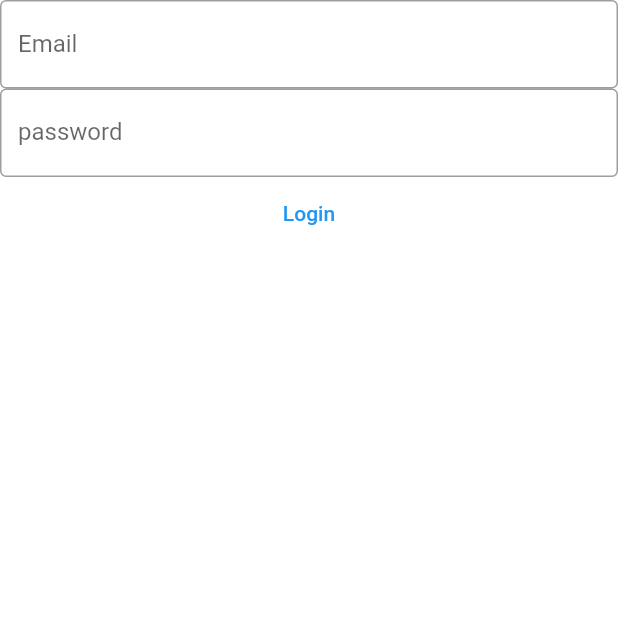
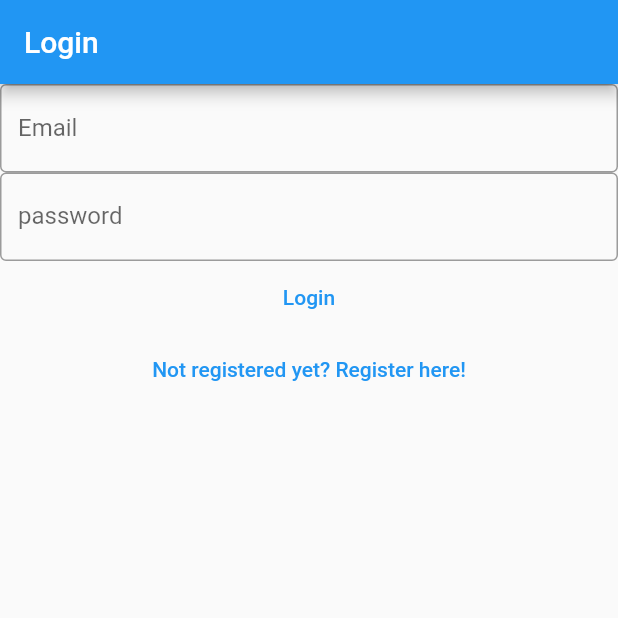
Before and after one commit to bikash-chandra-behera/fdmp-app, a Flutter app: the screen it shows after launch, after a tap on "Login", on a phone screen of 412 x 824 dp, the top half of it. Run offline on Flutter 3.47's test engine with Material 2 defaults, Android fonts, the phone set to English and light mode, and no system bars; our stand-ins replace firebase_auth, firebase_core; accounts and stored records are empty; network calls fail.

Commit message:
upadate login and register view

```diff
--- a/lib/view/login_view.dart
+++ b/lib/view/login_view.dart
@@ -1,8 +1,6 @@
 import 'package:firebase_auth/firebase_auth.dart';
-import 'package:firebase_core/firebase_core.dart';
+import 'dart:developer' as devtools show log;
 import 'package:flutter/material.dart';
-
-import '../firebase_options.dart';
 
 class LoginView extends StatefulWidget {
   const LoginView({Key? key}) : super(key: key);
@@ -31,17 +29,21 @@ class _LoginViewState extends State<LoginView> {
 
   @override
   Widget build(BuildContext context) {
-    return Column(children: [
+    return Scaffold(
+      appBar: AppBar(
+        title: const Text("Login"),
+      ),
+      body: Column(children: [
         TextField(
           keyboardType: TextInputType.emailAddress,
           controller: _email,
-        decoration:
-            InputDecoration(border: OutlineInputBorder(), labelText: 'Email'),
+          decoration: const InputDecoration(
+              border: OutlineInputBorder(), labelText: 'Email'),
         ),
         TextField(
           obscureText: true,
           controller: _password,
-        decoration: InputDecoration(
+          decoration: const InputDecoration(
               border: OutlineInputBorder(), labelText: 'password'),
         ),
         TextButton(
@@ -51,23 +53,32 @@ class _LoginViewState extends State<LoginView> {
             try {
               final userCredential = await FirebaseAuth.instance
                   .signInWithEmailAndPassword(email: email, password: pass);
+              devtools.log(userCredential.toString());
             } on FirebaseAuthException catch (e) {
               if (e.code == "invalid-email") {
-              print("Invalid Email");
+                devtools.log("invalid email");
               }
               if (e.code == "user-not-found") {
-              print("User Not Found or the user may have been deleted");
+                devtools
+                    .log("User Not Found or the user may have been deleted");
               }
               if (e.code == "wrong-password") {
-              print("Wrong Password");
+                devtools.log("Wrong Password");
               }
 
               // print(e.runtimeType);
-            // print(e.code);
+              devtools.log(e.code);
             }
           },
           child: const Text("Login"),
-      )
-    ]);
+        ),
+        TextButton(
+            onPressed: () {
+              Navigator.of(context)
+                  .pushNamedAndRemoveUntil("/register/", (route) => false);
+            },
+            child: const Text("Not registered yet? Register here!"))
+      ]),
+    );
   }
 }
--- a/lib/view/register_view.dart
+++ b/lib/view/register_view.dart
@@ -1,7 +1,7 @@
 import 'package:firebase_auth/firebase_auth.dart';
 import 'package:firebase_core/firebase_core.dart';
 import 'package:flutter/material.dart';
-
+import 'dart:developer' as devtool show log;
 import '../firebase_options.dart';
 
 class RegisterView extends StatefulWidget {
@@ -60,10 +60,16 @@ class _RegisterViewState extends State<RegisterView> {
                           .createUserWithEmailAndPassword(
                               email: email, password: pass);
 
-                      print(userCredential);
+                      devtool.log(userCredential.toString());
                     },
                     child: const Text("register"),
-                  )
+                  ),
+                  TextButton(
+                      onPressed: () {
+                        Navigator.of(context).pushNamedAndRemoveUntil(
+                            "/login/", (route) => false);
+                      },
+                      child: const Text("Login here!"))
                 ]);
 
               default:
```
Also changed, not shown: lib/main.dart (+83 -11 lines). Lines whose indentation alone changed are shown as unchanged.
